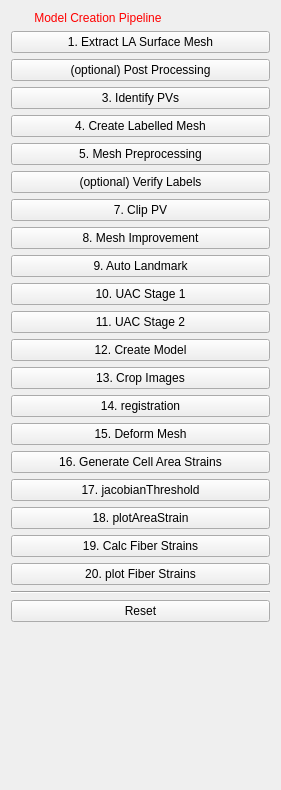
OpenHeartDevelopers/CemrgApp, file CemrgApp/Plugins/kcl.cemrgapp.atrialstrainmotion/src/internal/AtrialStrainMotionViewControls.ui: the form before one commit.
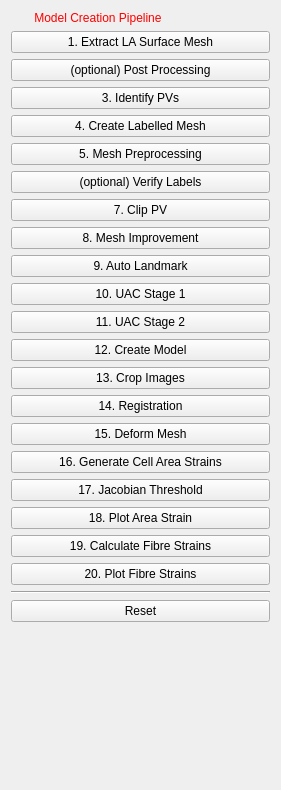
The form after the commit.

Commit message: update open -> closed work, and fix typos in UI labels

Patch:
```diff
--- a/CemrgApp/Plugins/kcl.cemrgapp.atrialstrainmotion/src/internal/AtrialStrainMotionViewControls.ui
+++ b/CemrgApp/Plugins/kcl.cemrgapp.atrialstrainmotion/src/internal/AtrialStrainMotionViewControls.ui
@@ -124,7 +124,7 @@
    <item>
     <widget class="QPushButton" name="registration">
      <property name="text">
-      <string>14. registration</string>
+      <string>14. Registration</string>
      </property>
     </widget>
    </item>
@@ -145,28 +145,28 @@
    <item>
     <widget class="QPushButton" name="jacobian_threshold">
      <property name="text">
-      <string>17. jacobianThreshold</string>
+      <string>17. Jacobian Threshold</string>
      </property>
     </widget>
    </item>
    <item>
     <widget class="QPushButton" name="plot_area_strain">
      <property name="text">
-      <string>18. plotAreaStrain</string>
+      <string>18. Plot Area Strain</string>
      </property>
     </widget>
    </item>
    <item>
     <widget class="QPushButton" name="calc_fiber_strains">
      <property name="text">
-      <string>19. Calc Fiber Strains</string>
+      <string>19. Calculate Fibre Strains</string>
      </property>
     </widget>
    </item>
    <item>
     <widget class="QPushButton" name="plot_fibers_trains">
      <property name="text">
-      <string>20. plot Fiber Strains</string>
+      <string>20. Plot Fibre Strains</string>
      </property>
     </widget>
    </item>
```
The commit also changes 2 other files.
